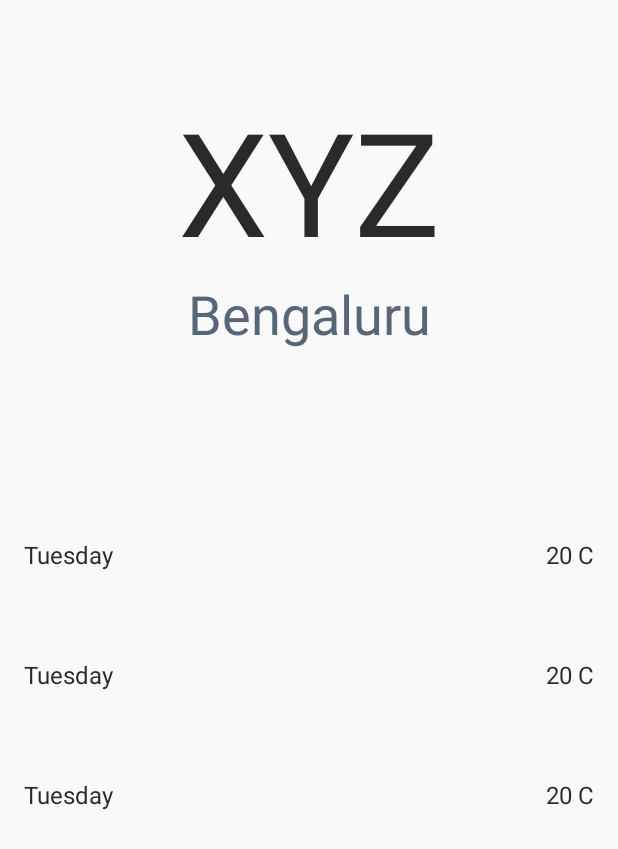
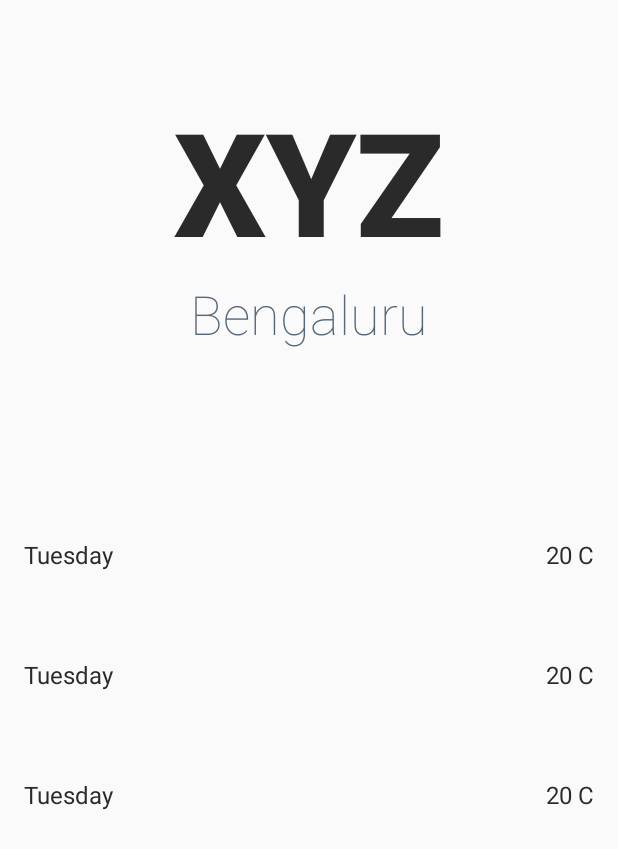
Before and after one commit to AnkitAndroaid/WeatherAppCompose, an Android app: the layout activity_weather_app.xml on its own in the app's theme, with its tools: preview values and no code run, on a phone screen of 412 x 824 dp. Shown: the top 849 px of the screen. Run offline under Robolectric (Android 15) with nearby library versions, the phone set to English and light mode, and no system bars; network calls fail.

Commit message:
font style update. As roboto is default

```diff
--- a/app/src/main/res/layout/activity_weather_app.xml
+++ b/app/src/main/res/layout/activity_weather_app.xml
@@ -11,6 +11,7 @@
         android:layout_width="wrap_content"
         android:layout_height="wrap_content"
         android:layout_marginTop="@dimen/dp_56"
+        android:fontFamily="sans-serif-black"
         android:text="XYZ"
         android:textColor="@color/color_2a2a2a"
         android:textSize="@dimen/sp_96"
@@ -22,12 +23,13 @@
         android:id="@+id/tv_city"
         android:layout_width="wrap_content"
         android:layout_height="wrap_content"
-        app:layout_constraintTop_toBottomOf="@+id/tv_temperature"
+        android:fontFamily="sans-serif-thin"
+        android:textColor="@color/color_556779"
+        android:textSize="@dimen/sp_36"
         app:layout_constraintEnd_toEndOf="parent"
         app:layout_constraintStart_toStartOf="parent"
-        android:textColor="@color/color_556779"
-        android:textSize="@dimen/sp_36"
-        tools:text="Bengaluru"/>
+        app:layout_constraintTop_toBottomOf="@+id/tv_temperature"
+        tools:text="Bengaluru" />
 
     <androidx.appcompat.widget.AppCompatImageView
         android:id="@+id/iv_loading"
--- a/app/src/main/res/layout/adapter_forecast_row.xml
+++ b/app/src/main/res/layout/adapter_forecast_row.xml
@@ -10,12 +10,13 @@
         android:layout_width="wrap_content"
         android:layout_height="wrap_content"
         android:layout_marginLeft="@dimen/dp_16"
+        android:fontFamily="sans-serif"
+        android:lineSpacingExtra="1.2dp"
         android:textColor="@color/color_2a2a2a"
         android:textSize="@dimen/sp_16"
         app:layout_constraintBottom_toBottomOf="parent"
         app:layout_constraintStart_toStartOf="parent"
         app:layout_constraintTop_toTopOf="parent"
-        android:lineSpacingExtra="1.2dp"
         tools:text="Tuesday" />
 
     <TextView
```
